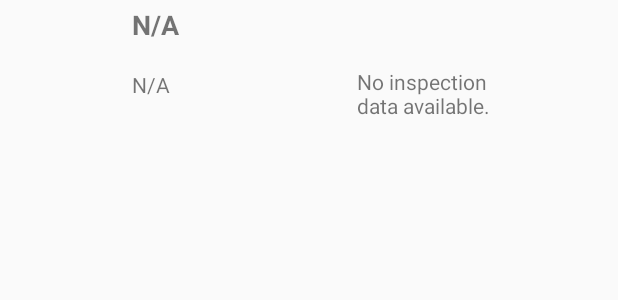
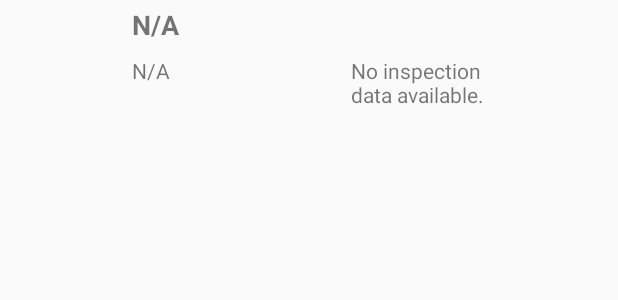
Before and after one commit to rcmcg/restaurant-inspections-app, an Android app: the layout map_infowindow_layout.xml on its own in the app's theme, with its tools: preview values and no code run, on a phone screen of 412 x 824 dp. Shown: the top 300 px of the screen. Run offline under Robolectric (Android 15) with nearby library versions, the phone set to English and light mode, and no system bars; Roboto replaces fonts that are not available here.

Commit message:
Modified infoWindow layout. Removed cluster call from popWithMarkers()

```diff
--- a/app/src/main/java/com/example/group20restaurantapp/UI/MapsActivity.java
+++ b/app/src/main/java/com/example/group20restaurantapp/UI/MapsActivity.java
@@ -557,7 +557,6 @@ public class MapsActivity extends AppCompatActivity
             );
             mClusterManager.addItem(pegItem);
         }
-        mClusterManager.cluster();
     }
 
     private BitmapDescriptor getHazardIcon(Restaurant restaurant) {
--- a/app/src/main/res/layout/map_infowindow_layout.xml
+++ b/app/src/main/res/layout/map_infowindow_layout.xml
@@ -16,7 +16,8 @@
             android:layout_marginStart="16dp"
             android:text="N/A"
             app:layout_constraintBottom_toBottomOf="parent"
-            app:layout_constraintStart_toEndOf="@+id/info_item_restaurantLogo" />
+            app:layout_constraintStart_toEndOf="@+id/info_item_restaurantLogo"
+            app:layout_constraintTop_toBottomOf="@+id/info_item_restaurantName" />
 
         <ImageView
             android:id="@+id/info_item_restaurantLogo"
@@ -50,8 +51,11 @@
             android:id="@+id/info_item_lastInspection"
             android:layout_width="111dp"
             android:layout_height="33dp"
+            android:layout_marginEnd="4dp"
             android:text="No inspection data available."
             app:layout_constraintBottom_toBottomOf="parent"
-            app:layout_constraintEnd_toEndOf="parent" />
+            app:layout_constraintEnd_toEndOf="parent"
+            app:layout_constraintTop_toTopOf="@+id/info_item_address"
+            app:layout_constraintVertical_bias="0.0" />
     </androidx.constraintlayout.widget.ConstraintLayout>
 </RelativeLayout>
```
